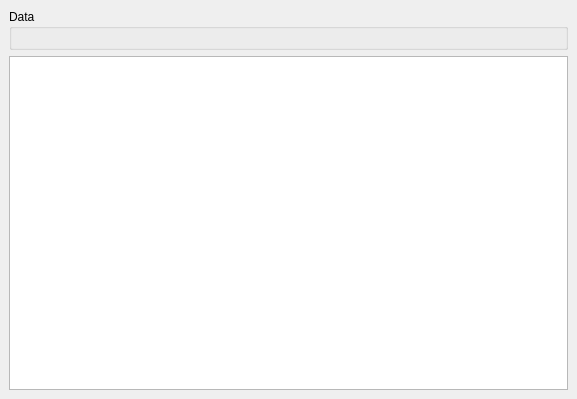
FranciscoGauna/SER, file src/SER/ui/main_widget.ui: the form before one commit.
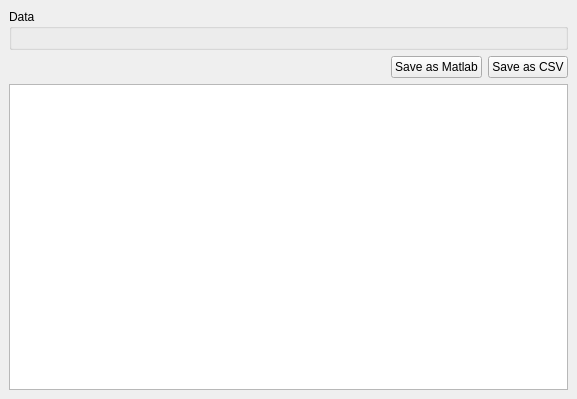
The form after the commit. The open tabs and pages were chosen to show the change.

Diff of the .ui file:
```diff
--- a/src/SER/ui/main_widget.ui
+++ b/src/SER/ui/main_widget.ui
@@ -132,6 +132,37 @@
   </widget>
   <widget class="QWidget" name="data_page">
    <layout class="QGridLayout" name="gridLayout_3">
+    <item row="5" column="0">
+     <layout class="QHBoxLayout" name="data_button_layout">
+      <item>
+       <spacer name="data_button_spacer">
+        <property name="orientation">
+         <enum>Qt::Horizontal</enum>
+        </property>
+        <property name="sizeHint" stdset="0">
+         <size>
+          <width>40</width>
+          <height>20</height>
+         </size>
+        </property>
+       </spacer>
+      </item>
+      <item>
+       <widget class="QPushButton" name="data_save_mat_button">
+        <property name="text">
+         <string>Save as Matlab</string>
+        </property>
+       </widget>
+      </item>
+      <item>
+       <widget class="QPushButton" name="data_save_csv_button">
+        <property name="text">
+         <string>Save as CSV</string>
+        </property>
+       </widget>
+      </item>
+     </layout>
+    </item>
     <item row="0" column="0">
      <widget class="QGroupBox" name="data_box">
       <property name="title">
@@ -140,7 +171,7 @@
       <layout class="QGridLayout" name="gridLayout_6"/>
      </widget>
     </item>
-    <item row="1" column="0">
+    <item row="7" column="0">
      <widget class="QTableView" name="data_table"/>
     </item>
    </layout>
```
Left out of the diff: 2 changed lines with no effect on the pictures.
